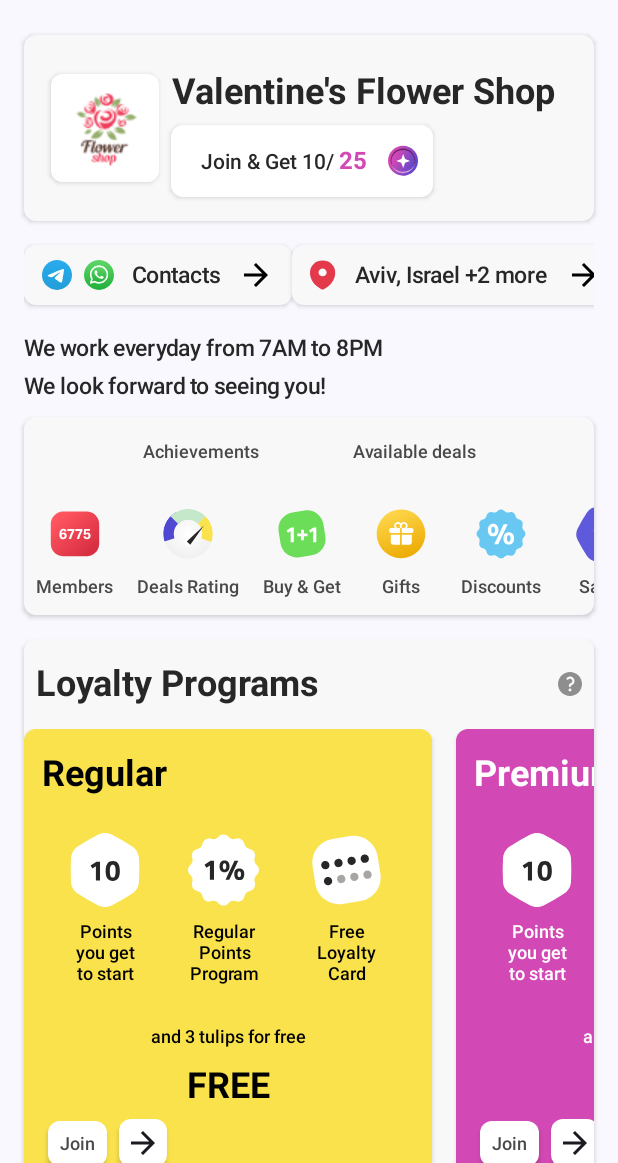
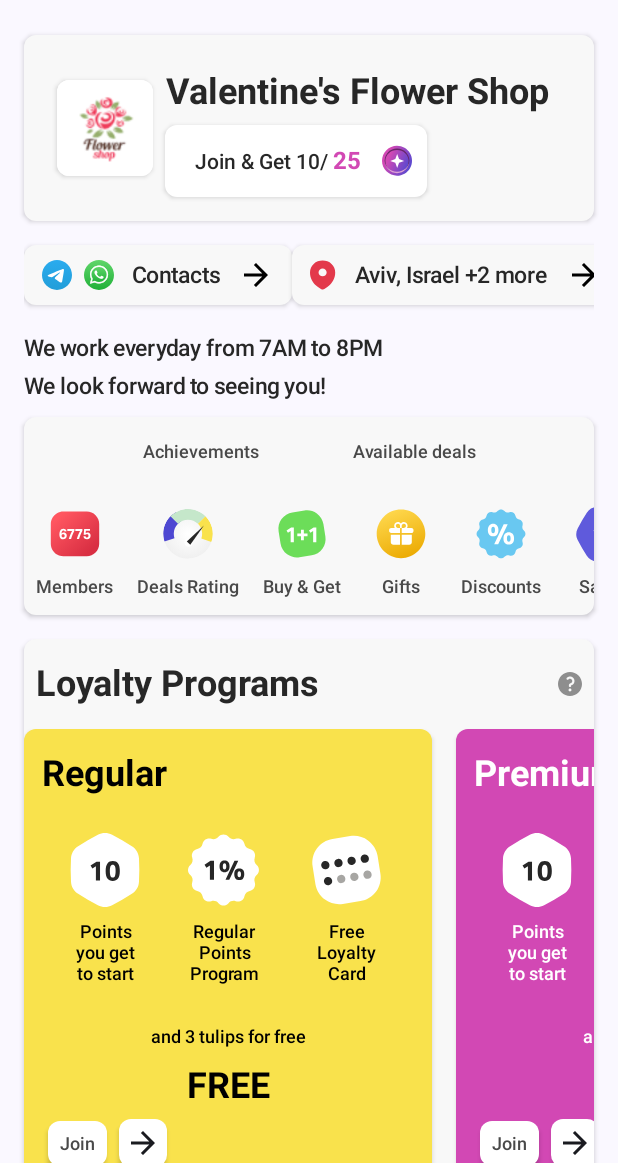
Before and after one commit to rajunigadi/ConsumrzUI, an Android app built with Jetpack Compose: the screen it shows after launch (MainActivity), on a phone screen of 412 x 824 dp, the part 73-1236 px from its top. Run offline under Robolectric (Android 15) with nearby library versions, the phone set to English and light mode, and no system bars.

Commit message:
Improved UI

```diff
--- a/app/src/main/java/dev/raju/consumrz/ui/components/ItemComponent.kt
+++ b/app/src/main/java/dev/raju/consumrz/ui/components/ItemComponent.kt
@@ -6,6 +6,7 @@ import androidx.compose.foundation.layout.Column
 import androidx.compose.foundation.layout.Row
 import androidx.compose.foundation.layout.fillMaxWidth
 import androidx.compose.foundation.layout.padding
+import androidx.compose.foundation.layout.size
 import androidx.compose.foundation.shape.RoundedCornerShape
 import androidx.compose.material3.Card
 import androidx.compose.material3.CardDefaults
@@ -80,7 +81,7 @@ fun ItemComponent() {
 
 @Composable
 fun ConsumrzIconCard(
-    icon: Painter = painterResource(id = R.drawable.ic_new_logo),
+    icon: Painter = painterResource(id = R.drawable.image),
     cardBgColor: Color = Color.White
 ) {
     Card(
@@ -91,6 +92,8 @@ fun ConsumrzIconCard(
         Image(
             painter = icon,
             contentDescription = "",
+            modifier = Modifier
+                .size(64.dp)
         )
     }
 }
```
Also changed, not shown: app/src/main/res/drawable/image.png (added).
